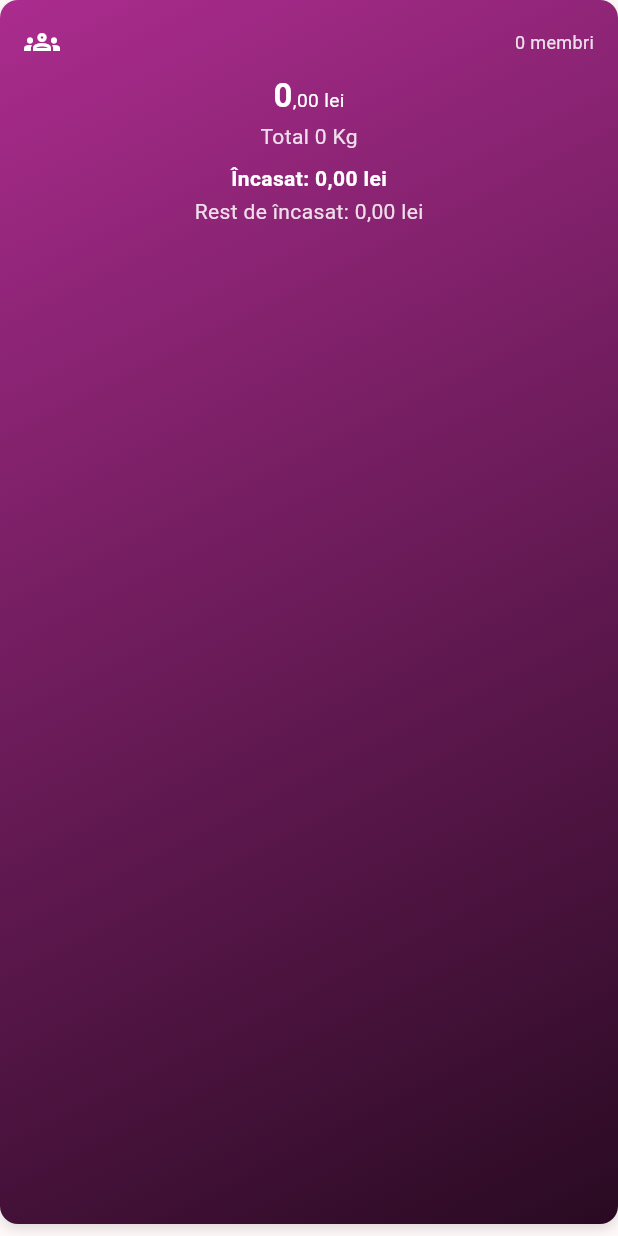
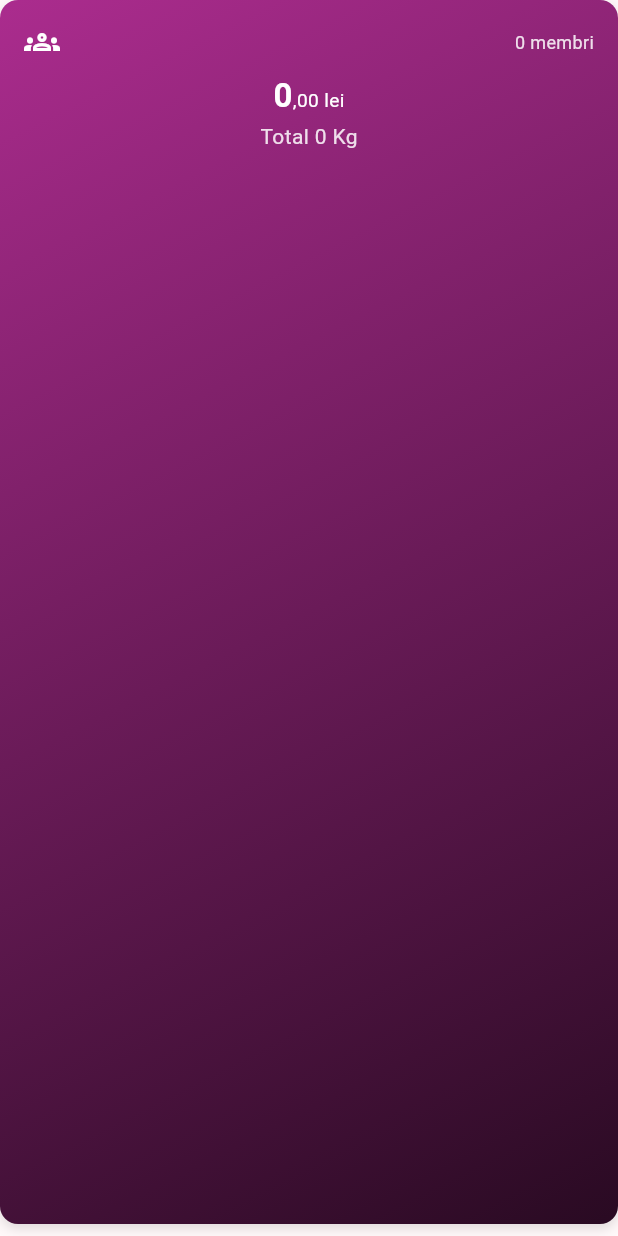
Before and after one commit to kappado2000/recolta, a Flutter app: the GrupCard widget shown alone on an empty page, opened directly with empty values, on a phone screen of 412 x 824 dp. Run offline on Flutter 3.47's test engine with Material 3 defaults, Android fonts, the phone set to English and light mode, and no system bars; our stand-ins replace hive_flutter; accounts and stored records are empty.

Commit message:
Ascunde Încasat/Rest când nimeni n-a plătit; grup finalizat devine gri
Cardul de grup și chip-ul Valoare nu mai arată Încasat/Rest dacă suma
încasată e 0 — rămâne doar costul total. Când toți membrii grupului au
ridicat mustul, cardul grupului trece la gri închis, la fel ca listele
individuale finalizate.

Co-Authored-By: Claude Sonnet 5 <noreply@anthropic.com>

```diff
--- a/lib/widgets/grup_card.dart
+++ b/lib/widgets/grup_card.dart
@@ -29,11 +29,22 @@ class GrupCard extends StatelessWidget {
     final incasat = provider.totalValoareIncasataGrup(sezon, grup.id);
     final restDeIncasat = valoare - incasat;
     final culoare = groupColor(grup.colorIndex);
+    // Grupul e "finalizat" când toți membrii și-au ridicat mustul — cardul
+    // trece atunci la gri închis, ca și cardurile individuale plătite.
+    final finalizat =
+        membri.isNotEmpty && membri.every((c) => c.mustAchizitionat);
+    final gradient = finalizat
+        ? LinearGradient(
+            begin: Alignment.topLeft,
+            end: Alignment.bottomRight,
+            colors: [Colors.grey.shade400, Colors.grey.shade800],
+          )
+        : cardGradientFor(culoare);
 
     return Container(
       margin: const EdgeInsets.only(bottom: 8),
       decoration: BoxDecoration(
-        gradient: cardGradientFor(culoare),
+        gradient: gradient,
         borderRadius: BorderRadius.circular(12),
         boxShadow: [
           BoxShadow(
@@ -95,6 +106,9 @@ class GrupCard extends StatelessWidget {
                     ),
                   ),
                 ),
+                // Fără membri bifați (nimeni n-a ridicat încă mustul), nu
+                // are sens să arătăm "Încasat 0" — rămâne doar costul total.
+                if (incasat > 0) ...[
                   const SizedBox(height: 8),
                   Center(
                     child: Text(
@@ -115,6 +129,7 @@ class GrupCard extends StatelessWidget {
                     ),
                   ),
                 ],
+              ],
             ),
           ),
         ),
```
Also changed, not shown: lib/widgets/season_summary.dart (+3 -4 lines). Lines whose indentation alone changed are shown as unchanged.
